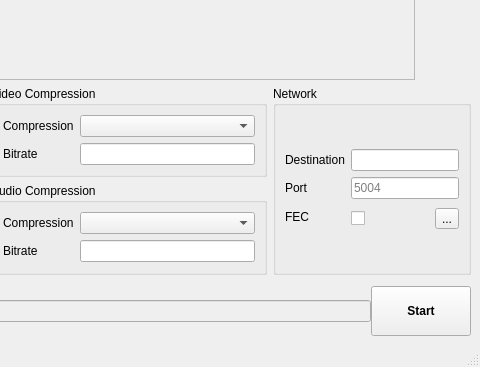
This is gui/QT/ui/ultragrid_window.ui in CESNET/UltraGrid as Qt 5 draws it before an edit; both pictures show x 582 to 1062 and y 344 to 711 of the 1062 by 711 pixel window. The edited form follows.
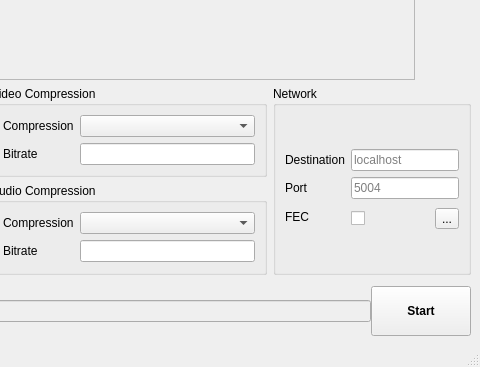
This is the edited form. Custom widgets are drawn as their Qt base class.

Commit message: GUI: Placeholder "localhost" in destination

```diff
--- a/gui/QT/ui/ultragrid_window.ui
+++ b/gui/QT/ui/ultragrid_window.ui
@@ -417,6 +417,9 @@
              <property name="text">
               <string extracomment="Target IP or host"/>
              </property>
+             <property name="placeholderText">
+              <string>localhost</string>
+             </property>
             </widget>
            </item>
            <item row="1" column="0">
```
